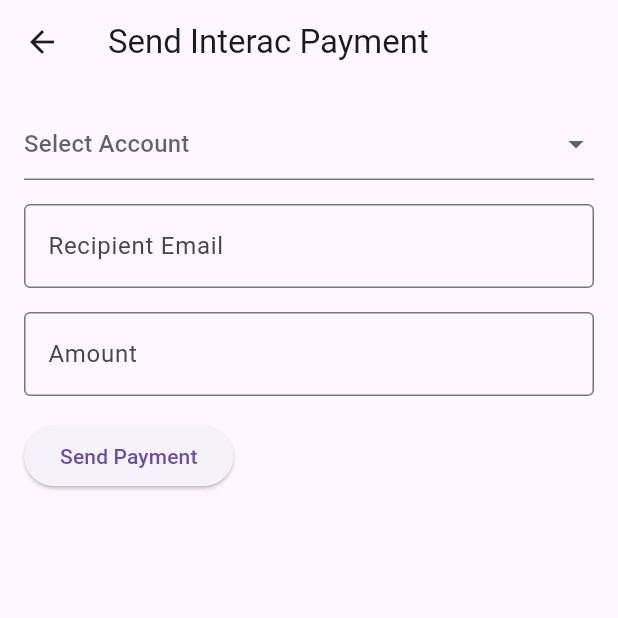
After one commit to zackschottmann/bankingapp, a Flutter app: the screen it shows after launch, after a tap on "Send Interac Payment", on a phone screen of 412 x 824 dp, the top half of it. The commit adds this screen. Run offline on Flutter 3.47's test engine with Material 3 defaults, Android fonts, the phone set to English and light mode, and no system bars.

Commit message:
Added Interac Page zero error so far!

```diff
--- /dev/null
+++ b/banking_App/banking_app/lib/interac_payment_page.dart
@@ -0,0 +1,116 @@
+//Author : Harsh Patel
+//Description: Interac payment page for sending money to another user which sends info back to main.dart and update the balances.
+import 'package:flutter/material.dart';
+
+class InteracPaymentPage extends StatefulWidget {
+  final Map<String, double> balances;
+
+  const InteracPaymentPage({Key? key, required this.balances}) : super(key: key);
+
+  @override
+  _InteracPaymentPageState createState() => _InteracPaymentPageState();
+}
+
+class _InteracPaymentPageState extends State<InteracPaymentPage> {
+  String? _selectedAccount;
+  final TextEditingController _amountController = TextEditingController();
+  final TextEditingController _recipientController = TextEditingController();
+
+  @override
+  Widget build(BuildContext context) {
+    return Scaffold(
+      appBar: AppBar(
+        title: Text('Send Interac Payment'),
+      ),
+      body: Padding(
+        padding: const EdgeInsets.all(16.0),
+        child: Column(
+          crossAxisAlignment: CrossAxisAlignment.start,
+          children: [
+            DropdownButtonFormField<String>(
+              value: _selectedAccount,
+              hint: Text('Select Account'),
+              onChanged: (value) {
+                setState(() {
+                  _selectedAccount = value;
+                });
+              },
+              items: widget.balances.keys.map((account) {
+                return DropdownMenuItem<String>(
+                  value: account,
+                  child: Text(account),
+                );
+              }).toList(),
+            ),
+            SizedBox(height: 16),
+            TextField(
+              controller: _recipientController,
+              decoration: InputDecoration(
+                labelText: 'Recipient Email',
+                border: OutlineInputBorder(),
+              ),
+            ),
+            SizedBox(height: 16),
+            TextField(
+              controller: _amountController,
+              keyboardType: TextInputType.number,
+              decoration: InputDecoration(
+                labelText: 'Amount',
+                border: OutlineInputBorder(),
+              ),
+            ),
+            SizedBox(height: 16),
+            // Submit button
+            ElevatedButton(
+              onPressed: () {
+                if (_selectedAccount == null) {
+                  _showErrorDialog('Please select an account.');
+                  return;
+                }
+                if (_recipientController.text.isEmpty) {
+                  _showErrorDialog('Please enter a recipient email.');
+                  return;
+                }
+                if (_amountController.text.isEmpty) {
+                  _showErrorDialog('Please enter an amount.');
+                  return;
+                }
+
+                double paymentAmount = double.parse(_amountController.text);
+                String selectedAccount = _selectedAccount!;
+                String recipient = _recipientController.text;
+
+                if (widget.balances[selectedAccount]! >= paymentAmount) {
+                  Navigator.pop(context, {
+                    'account': selectedAccount,
+                    'amount': paymentAmount,
+                    'recipient': recipient,
+                  });
+                } else {
+                  _showErrorDialog('Insufficient funds in the selected account.');
+                }
+              },
+              child: Text('Send Payment'),
+            ),
+          ],
+        ),
+      ),
+    );
+  }
+
+  void _showErrorDialog(String message) {
+    showDialog(
+      context: context,
+      builder: (context) => AlertDialog(
+        title: Text('Error'),
+        content: Text(message),
+        actions: [
+          TextButton(
+            onPressed: () => Navigator.pop(context),
+            child: Text('OK'),
+          ),
+        ],
+      ),
+    );
+  }
+}
--- a/banking_App/banking_app/lib/main.dart
+++ b/banking_App/banking_app/lib/main.dart
@@ -1,5 +1,7 @@
 import 'package:flutter/material.dart';
+import 'package:flutter/services.dart';
 import 'add_transaction_page.dart';
+import 'interac_payment_page.dart';
 
 void main() {
   runApp(BankingApp());
@@ -110,6 +112,17 @@ class _AccountHomePageState extends State<AccountHomePage> {
       balances[account] = balances[account]! + amount;
     });
   }
+  ///Author: Harsh Patel
+  void sendInterac(String account, double amount, String recipient) {
+    setState(() {
+      balances[account] = balances[account]! - amount;
+      transactions[account]!.add({
+        'date': DateTime.now().toString().split(' ')[0],
+        'desc': 'Sent Interac to $recipient',
+        'amount': '-\$${amount.toStringAsFixed(2)}',
+      });
+    });
+  }
 
   void _showErrorDialog(BuildContext context, String title, String message) {
     showDialog(
@@ -150,6 +163,9 @@ class _AccountHomePageState extends State<AccountHomePage> {
               accountType: 'Chequeing',
               transactions: transactions['Chequeing']!,
               balance: balances['Chequeing']!,
+              balances: balances,
+              onSendInterac: (account, amount, recipient) =>
+                  sendInterac(account, amount, recipient),
               onAddTransaction: (toAccount, amount, description) =>
                   addTransaction('Chequeing', toAccount, amount, description),
               onDeposit: (amount, description) =>
@@ -159,6 +175,7 @@ class _AccountHomePageState extends State<AccountHomePage> {
               accountType: 'Savings',
               transactions: transactions['Savings']!,
               balance: balances['Savings']!,
+              balances: balances,
               onAddTransaction: (toAccount, amount, description) =>
                   addTransaction('Savings', toAccount, amount, description),
               onDeposit: (amount, description) =>
@@ -168,6 +185,7 @@ class _AccountHomePageState extends State<AccountHomePage> {
               accountType: 'Credit',
               transactions: transactions['Credit']!,
               balance: balances['Credit']!,
+              balances: balances,
               onPayCreditCard: (fromAccount, amount) =>
                   payCreditCard(fromAccount, amount),
             ),
@@ -184,7 +202,10 @@ class _AccountHomePageState extends State<AccountHomePage> {
 class AccountPage extends StatelessWidget {
   final String accountType;
   final double balance;
+  final Map<String, double> balances;
   final List<Map<String, String>> transactions;
+    final void Function(String account, double amount, String recipient)?
+      onSendInterac;
   final void Function(String toAccount, double amount, String description)?
       onAddTransaction;
   final void Function(double amount, String description)? onDeposit;
@@ -194,7 +215,9 @@ class AccountPage extends StatelessWidget {
     Key? key,
     required this.accountType,
     required this.balance,
+    required this.balances,
     required this.transactions,
+    this.onSendInterac,
     this.onAddTransaction,
     this.onDeposit,
     this.onPayCreditCard,
@@ -269,6 +292,31 @@ class AccountPage extends StatelessWidget {
                 ),
               );
             },
+          ),
+        ),
+       if (accountType != 'Credit')
+        Padding(
+          padding: const EdgeInsets.all(16.0),
+          child: ElevatedButton(
+            onPressed: () async {
+              final result = await Navigator.push(
+                context,
+                MaterialPageRoute(
+                  builder: (context) => InteracPaymentPage(balances: balances),
+                ),
+              );
+
+              if (result != null && result is Map) {
+                final account = result['account'] as String;
+                final amount = result['amount'] as double;
+                final recipient = result['recipient'] as String;
+
+                if (onSendInterac != null) {
+                  onSendInterac!(account, amount, recipient);
+                }
+              }
+            },
+            child: Text('Send Interac Payment'),
           ),
         ),
 
```
